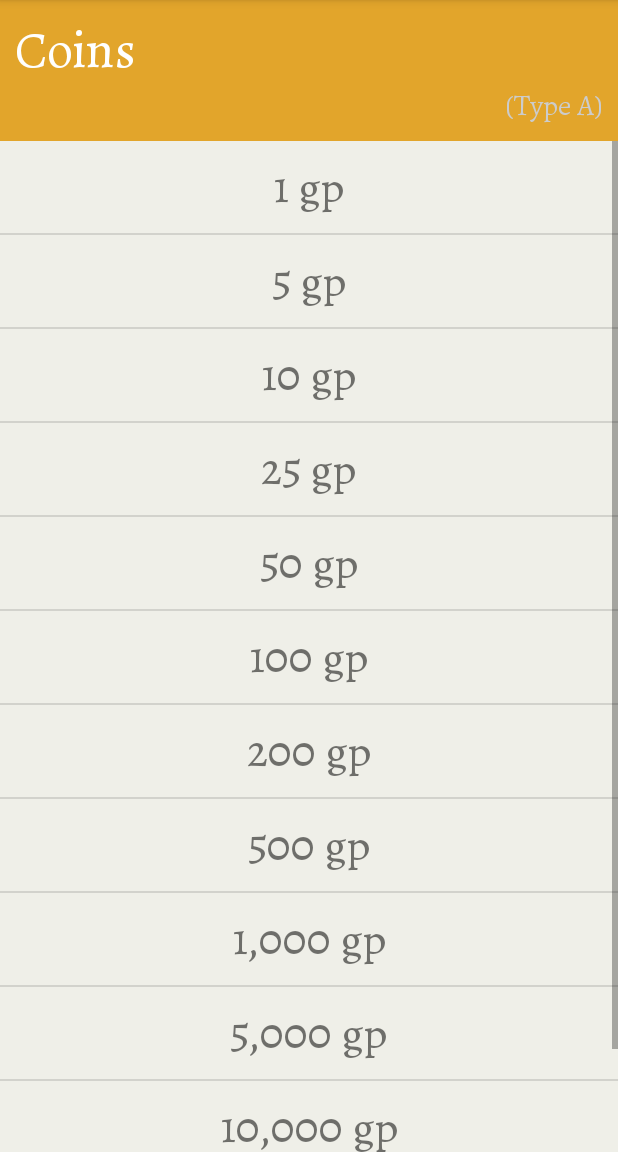
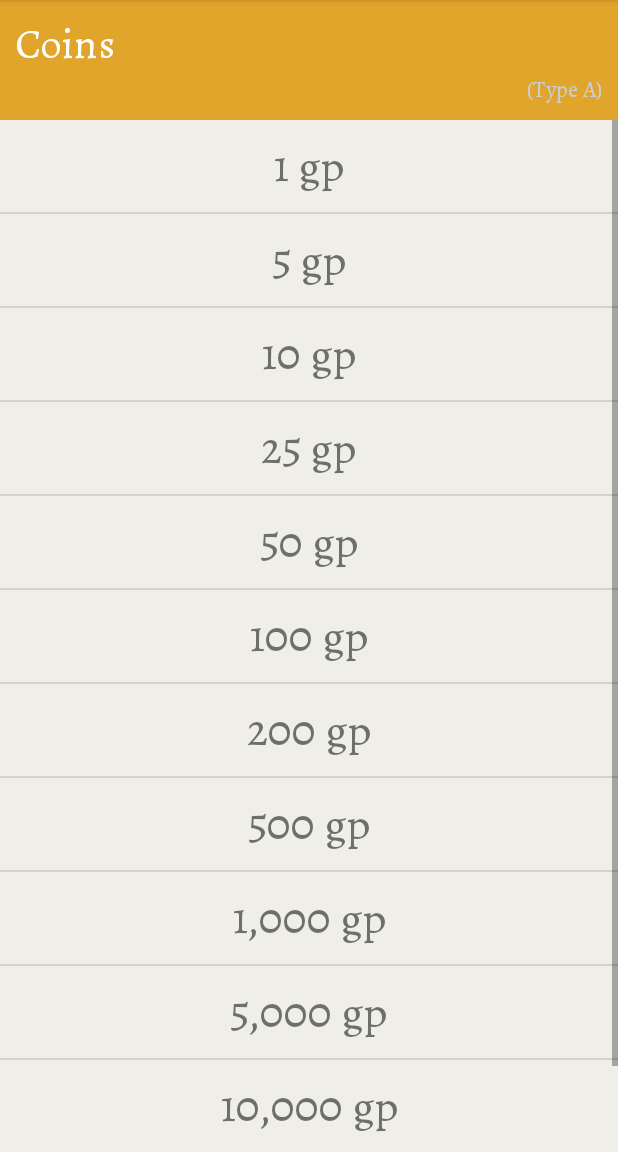
Before and after one commit to decoverri/treasure-generator-android, an Android app: the screen it shows after launch (GeneratorActivity), after a tap on an icon or button, on a phone screen of 412 x 824 dp, the part 84-1236 px from its top. Run offline under Robolectric (Android 15) with nearby library versions, the phone set to English and light mode, and no system bars; 1 other tap on this screen came first.

Commit message:
reajusting text sizes

```diff
--- a/app/src/main/res/layout-land/values.xml
+++ b/app/src/main/res/layout-land/values.xml
@@ -13,14 +13,14 @@
             android:id="@+id/type_name"
             android:layout_width="wrap_content"
             android:layout_height="wrap_content"
-            android:textSize="34sp"
+            android:textSize="30sp"
             android:textColor="@color/type_name"/>
 
         <TextView
             android:id="@+id/type_letter"
             android:layout_width="wrap_content"
             android:layout_height="wrap_content"
-            android:textSize="19sp"
+            android:textSize="17sp"
             android:layout_gravity="right"
             android:gravity="right"
             android:textColor="@color/type_letter"
--- a/app/src/main/res/layout/values.xml
+++ b/app/src/main/res/layout/values.xml
@@ -14,14 +14,14 @@
             android:id="@+id/type_name"
             android:layout_width="wrap_content"
             android:layout_height="wrap_content"
-            android:textSize="34sp"
+            android:textSize="28sp"
             android:textColor="@color/type_name"/>
 
         <TextView
             android:id="@+id/type_letter"
             android:layout_width="wrap_content"
             android:layout_height="wrap_content"
-            android:textSize="19sp"
+            android:textSize="15sp"
             android:layout_gravity="right"
             android:gravity="right"
             android:textColor="@color/type_letter"/>
```
Also changed, not shown: app/src/main/res/layout/result.xml (+5 -3 lines).
